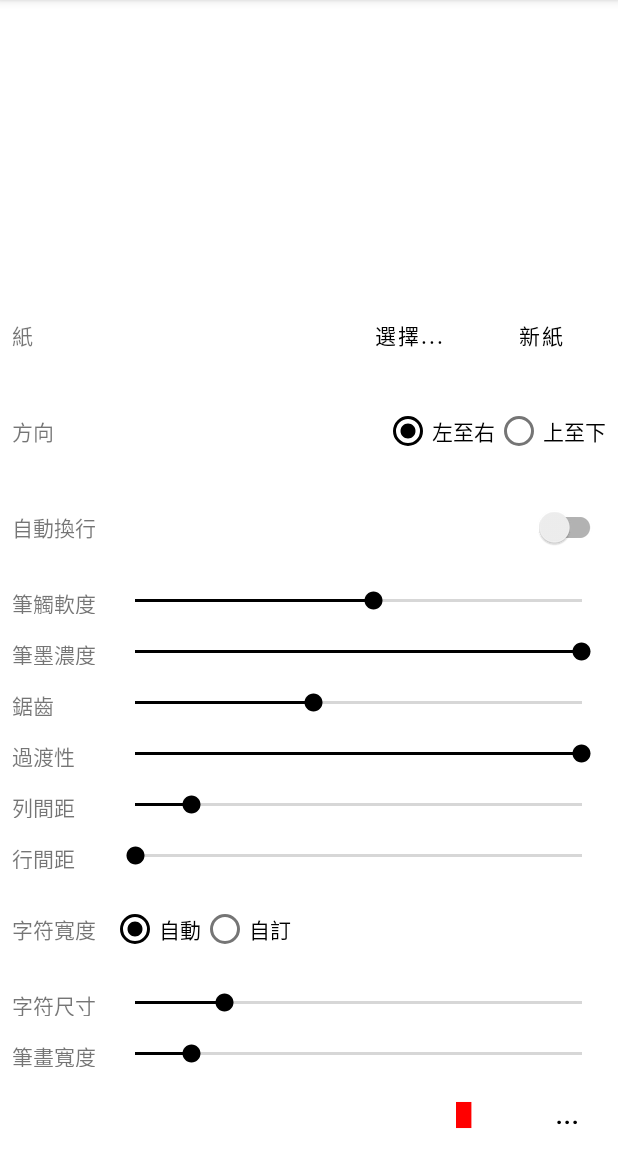
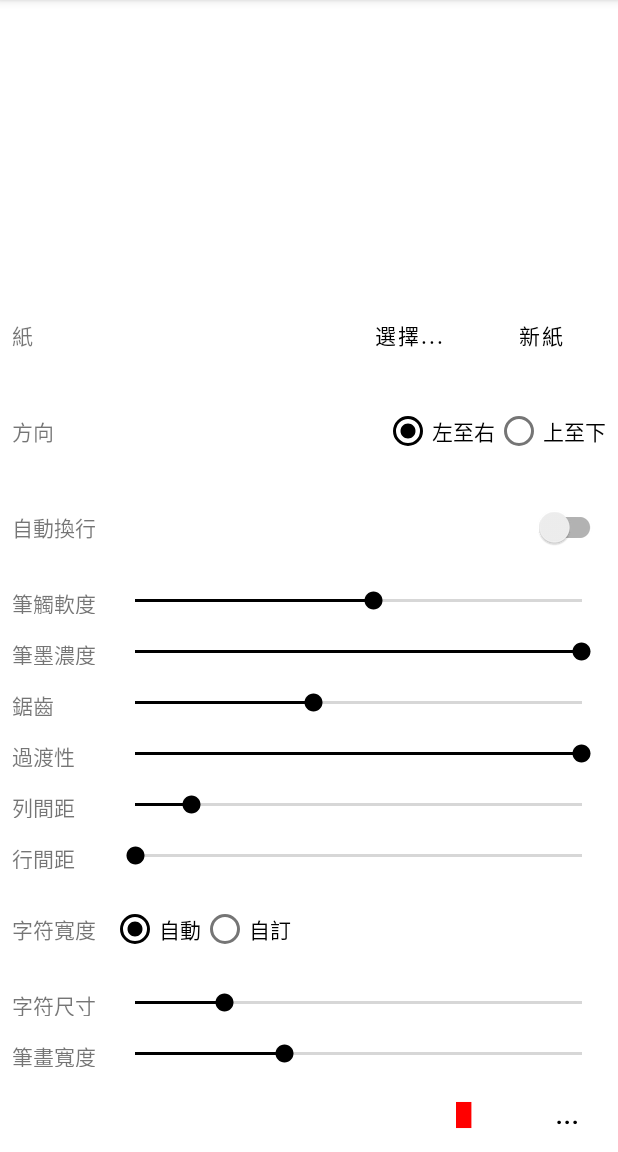
Before and after one commit to MISTER-CHAN/handwriting, an Android app: the screen it shows after launch (MainActivity), after a tap on "...", on a phone screen of 412 x 824 dp, the part 84-1236 px from its top. Run offline under Robolectric (Android 15) with nearby library versions, the phone set to English and light mode, and no system bars; 2 statements that could not run were skipped; 3 other taps on this screen came first.

Commit message:
Initial commit

```diff
--- a/app/src/main/java/com/misterchan/handwriting/MainActivity.java
+++ b/app/src/main/java/com/misterchan/handwriting/MainActivity.java
@@ -81,7 +81,7 @@ public class MainActivity extends AppCompatActivity {
     private float right;
     private float spaceX = 0.0f, spaceY = 0.0f;
     private float size;
-    private float strokeWidth = 96.0f;
+    private float strokeWidth = 64.0f;
     private float top;
     private ImageView ivCanvas;
     private ImageView ivPreview;
--- a/app/src/main/res/layout/activity_main.xml
+++ b/app/src/main/res/layout/activity_main.xml
@@ -334,7 +334,7 @@
             android:layout_height="wrap_content"
             android:layout_weight="5"
             android:max="192"
-            android:progress="24" />
+            android:progress="64" />
     </LinearLayout>
 
     <LinearLayout
```
Also changed, not shown: 1 other file.
